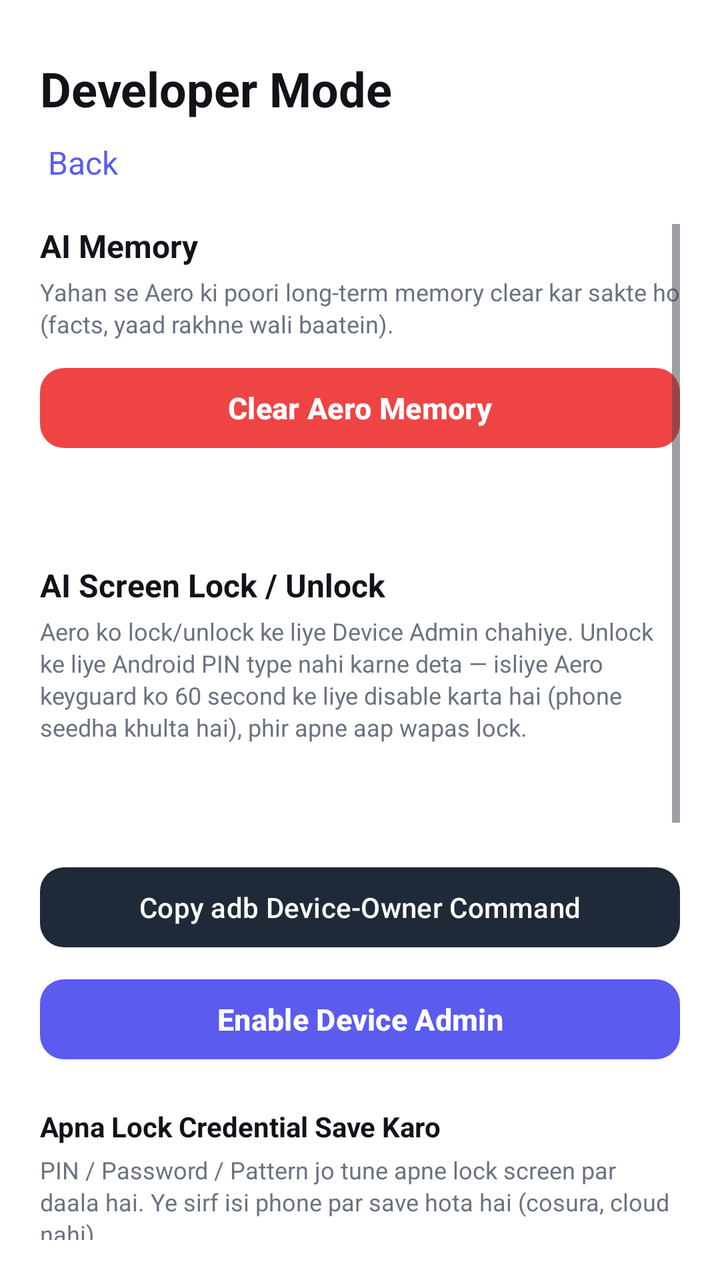
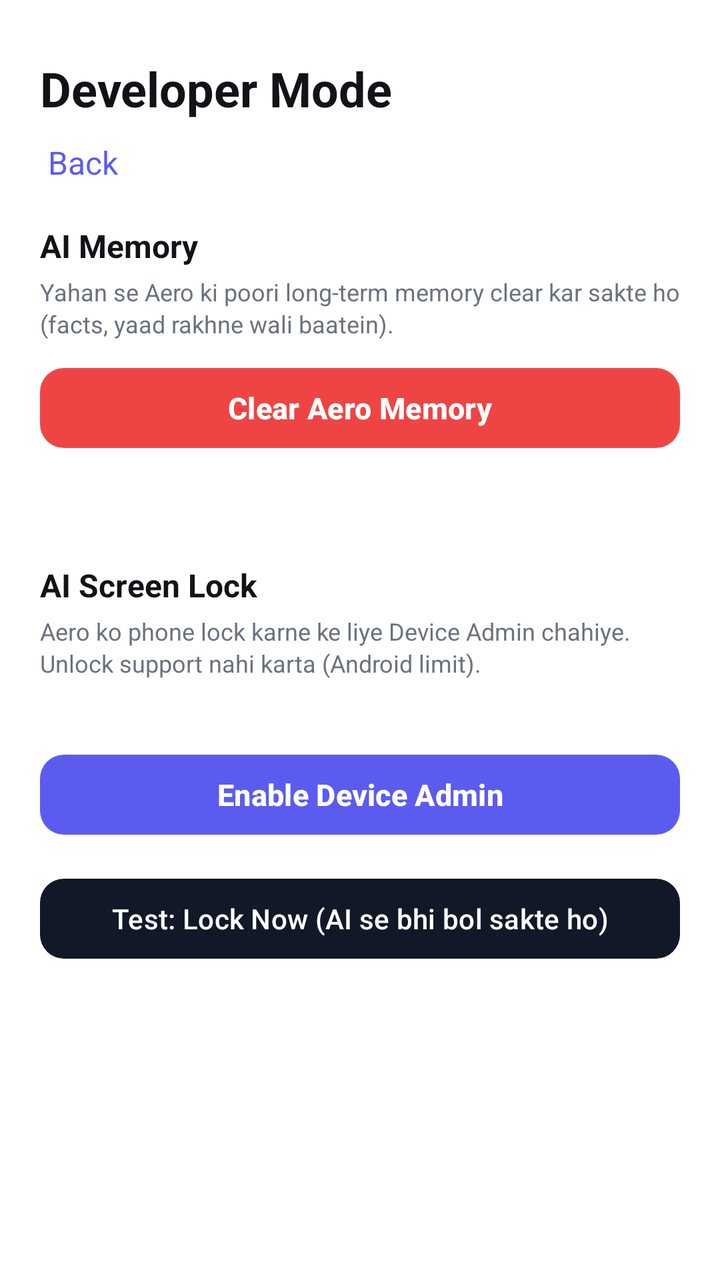

Before-and-after screenshots of an Android layout around one commit, followed by the original layout XML and the change that was made.
<!-- AndroidManifest.xml: application theme Theme.AeroVoice -->
<!-- res/layout/activity_developer_mode.xml -->
<?xml version="1.0" encoding="utf-8"?>
<LinearLayout xmlns:android="http://schemas.android.com/apk/res/android"
    xmlns:app="http://schemas.android.com/apk/res-auto"
    android:layout_width="match_parent"
    android:layout_height="match_parent"
    android:background="@color/bg"
    android:orientation="vertical"
    android:padding="20dp">

    <LinearLayout
        android:layout_width="match_parent"
        android:layout_height="wrap_content"
        android:layout_marginTop="8dp"
        android:orientation="vertical">

        <TextView
            android:layout_width="wrap_content"
            android:layout_height="wrap_content"
            android:text="Developer Mode"
            android:textColor="@color/text_primary"
            android:textSize="24sp"
            android:textStyle="bold" />

        <TextView
            android:id="@+id/devBackButton"
            android:layout_width="wrap_content"
            android:layout_height="wrap_content"
            android:layout_marginTop="6dp"
            android:padding="4dp"
            android:text="Back"
            android:textColor="@color/accent"
            android:textSize="16sp" />
    </LinearLayout>

    <ScrollView
        android:layout_width="match_parent"
        android:layout_height="0dp"
        android:layout_marginTop="16dp"
        android:layout_weight="1">

        <LinearLayout
            android:layout_width="match_parent"
            android:layout_height="wrap_content"
            android:orientation="vertical">

            
            <TextView
                android:layout_width="wrap_content"
                android:layout_height="wrap_content"
                android:text="AI Memory"
                android:textColor="@color/text_primary"
                android:textSize="16sp"
                android:textStyle="bold" />

            <TextView
                android:layout_width="match_parent"
                android:layout_height="wrap_content"
                android:layout_marginTop="4dp"
                android:lineSpacingExtra="2dp"
                android:text="Yahan se Aero ki poori long-term memory clear kar sakte ho (facts, yaad rakhne wali baatein)."
                android:textColor="@color/text_secondary"
                android:textSize="12sp" />

            <com.google.android.material.button.MaterialButton
                android:id="@+id/clearMemoryButton"
                android:layout_width="match_parent"
                android:layout_height="wrap_content"
                android:layout_marginTop="10dp"
                app:cornerRadius="12dp"
                app:backgroundTint="#EF4444"
                android:text="Clear Aero Memory"
                android:textColor="@android:color/white"
                android:textSize="15sp"
                android:textStyle="bold" />

            <TextView
                android:id="@+id/memoryCount"
                android:layout_width="match_parent"
                android:layout_height="wrap_content"
                android:layout_marginTop="8dp"
                android:textColor="@color/text_secondary"
                android:textSize="13sp" />

            
            <TextView
                android:layout_width="wrap_content"
                android:layout_height="wrap_content"
                android:layout_marginTop="28dp"
                android:text="AI Screen Lock / Unlock"
                android:textColor="@color/text_primary"
                android:textSize="16sp"
                android:textStyle="bold" />

            <TextView
                android:layout_width="match_parent"
                android:layout_height="wrap_content"
                android:layout_marginTop="4dp"
                android:lineSpacingExtra="2dp"
                android:text="Aero ko lock/unlock ke liye Device Admin chahiye. Unlock ke liye Android PIN type nahi karne deta — isliye Aero keyguard ko 60 second ke liye disable karta hai (phone seedha khulta hai), phir apne aap wapas lock."
                android:textColor="@color/text_secondary"
                android:textSize="12sp" />

            <TextView
                android:id="@+id/adminStatus"
                android:layout_width="match_parent"
                android:layout_height="wrap_content"
                android:layout_marginTop="8dp"
                android:textColor="@color/accent"
                android:textSize="13sp"
                android:textStyle="bold" />

            <TextView
                android:id="@+id/ownerHint"
                android:layout_width="match_parent"
                android:layout_height="wrap_content"
                android:layout_marginTop="8dp"
                android:lineSpacingExtra="2dp"
                android:textColor="@color/text_secondary"
                android:textSize="12sp" />

            <com.google.android.material.button.MaterialButton
                android:id="@+id/copyAdbButton"
                android:layout_width="match_parent"
                android:layout_height="wrap_content"
                android:layout_marginTop="8dp"
                app:cornerRadius="12dp"
                app:backgroundTint="#1F2937"
                android:text="Copy adb Device-Owner Command"
                android:textColor="@android:color/white"
                android:textSize="14sp" />

            <com.google.android.material.button.MaterialButton
                android:id="@+id/enableAdminButton"
                android:layout_width="match_parent"
                android:layout_height="wrap_content"
                android:layout_marginTop="8dp"
                app:cornerRadius="12dp"
                app:backgroundTint="@color/orb_purple"
                android:text="Enable Device Admin"
                android:textColor="@android:color/white"
                android:textSize="15sp"
                android:textStyle="bold" />

            
            <TextView
                android:layout_width="wrap_content"
                android:layout_height="wrap_content"
                android:layout_marginTop="20dp"
                android:text="Apna Lock Credential Save Karo"
                android:textColor="@color/text_primary"
                android:textSize="14sp"
                android:textStyle="bold" />

            <TextView
                android:layout_width="match_parent"
                android:layout_height="wrap_content"
                android:layout_marginTop="4dp"
                android:lineSpacingExtra="2dp"
                android:text="PIN / Password / Pattern jo tune apne lock screen par daala hai. Ye sirf isi phone par save hota hai (cosura, cloud nahi)."
                android:textColor="@color/text_secondary"
                android:textSize="12sp" />

            <EditText
                android:id="@+id/pinInput"
                android:layout_width="match_parent"
                android:layout_height="wrap_content"
                android:layout_marginTop="8dp"
                android:background="@drawable/bg_input"
                android:hint="PIN / Password (e.g. 1234)"
                android:inputType="textPassword"
                android:padding="14dp"
                android:textColor="@color/text_primary"
                android:textColorHint="@color/text_secondary"
                android:textSize="14sp" />

            <EditText
                android:id="@+id/patternInput"
                android:layout_width="match_parent"
                android:layout_height="wrap_content"
                android:layout_marginTop="8dp"
                android:background="@drawable/bg_input"
                android:hint="Pattern (agar hai, e.g. 1-2-3-6-9)"
                android:inputType="text"
                android:padding="14dp"
                android:textColor="@color/text_primary"
                android:textColorHint="@color/text_secondary"
                android:textSize="14sp" />

            <com.google.android.material.button.MaterialButton
                android:id="@+id/savePinButton"
                android:layout_width="match_parent"
                android:layout_height="wrap_content"
                android:layout_marginTop="10dp"
                app:cornerRadius="12dp"
                app:backgroundTint="@color/accent"
                android:text="Save Lock Credential"
                android:textColor="@android:color/white"
                android:textSize="15sp"
                android:textStyle="bold" />

            <TextView
                android:id="@+id/pinStatus"
                android:layout_width="match_parent"
                android:layout_height="wrap_content"
                android:layout_marginTop="8dp"
                android:textColor="@color/text_secondary"
                android:textSize="13sp" />

            
            <com.google.android.material.button.MaterialButton
                android:id="@+id/testLockButton"
                android:layout_width="match_parent"
                android:layout_height="wrap_content"
                android:layout_marginTop="20dp"
                app:cornerRadius="12dp"
                app:backgroundTint="#111827"
                android:text="Test: Lock Now (AI se bhi bol sakte ho)"
                android:textColor="@android:color/white"
                android:textSize="14sp" />

            <com.google.android.material.button.MaterialButton
                android:id="@+id/testUnlockButton"
                android:layout_width="match_parent"
                android:layout_height="wrap_content"
                android:layout_marginTop="10dp"
                app:cornerRadius="12dp"
                app:backgroundTint="#111827"
                android:text="Test: Unlock (60s keyguard bypass)"
                android:textColor="@android:color/white"
                android:textSize="14sp" />

            <TextView
                android:id="@+id/devStatus"
                android:layout_width="match_parent"
                android:layout_height="wrap_content"
                android:layout_marginTop="12dp"
                android:textColor="@color/text_secondary"
                android:textSize="13sp" />
        </LinearLayout>
    </ScrollView>
</LinearLayout>
<!-- resources referenced by this layout -->
<resources>
  <color name="accent">#5B5BF0</color>
  <color name="bg">#FFFFFF</color>
  <color name="orb_purple">#5B5BF0</color>
  <color name="text_primary">#111318</color>
  <color name="text_secondary">#6B7280</color>
  <!-- drawable bg_input (drawable) -->
  <?xml version="1.0" encoding="utf-8"?>
  <shape xmlns:android="http://schemas.android.com/apk/res/android" android:shape="rectangle">
      <solid android:color="@color/surface" />
      <corners android:radius="14dp" />
      <stroke android:width="1dp" android:color="@color/border" />
  </shape>
  <style name="Theme.AeroVoice" parent="Theme.Material3.Light.NoActionBar">
          <item name="android:windowBackground">@color/bg</item>
          <item name="colorPrimary">@color/orb_purple</item>
          <item name="colorOnPrimary">@android:color/white</item>
          <item name="android:statusBarColor">@color/bg</item>
          <item name="android:navigationBarColor">@color/bg</item>
          <item name="android:windowLightStatusBar">true</item>
          <item name="android:windowLightNavigationBar">true</item>
          <item name="android:textColorPrimary">@color/text_primary</item>
      </style>
  <color name="surface">#F5F6FA</color>
  <color name="border">#E4E7EE</color>
</resources>

<!-- the commit's change to res/layout/activity_developer_mode.xml (unified diff, before → after) -->
@@ -86,7 +86,7 @@
                 android:layout_width="wrap_content"
                 android:layout_height="wrap_content"
                 android:layout_marginTop="28dp"
-                android:text="AI Screen Lock / Unlock"
+                android:text="AI Screen Lock"
                 android:textColor="@color/text_primary"
                 android:textSize="16sp"
                 android:textStyle="bold" />
@@ -96,7 +96,7 @@
                 android:layout_height="wrap_content"
                 android:layout_marginTop="4dp"
                 android:lineSpacingExtra="2dp"
-                android:text="Aero ko lock/unlock ke liye Device Admin chahiye. Unlock ke liye Android PIN type nahi karne deta — isliye Aero keyguard ko 60 second ke liye disable karta hai (phone seedha khulta hai), phir apne aap wapas lock."
+                android:text="Aero ko phone lock karne ke liye Device Admin chahiye. Unlock support nahi karta (Android limit)."
                 android:textColor="@color/text_secondary"
                 android:textSize="12sp" />
 
@@ -108,26 +108,6 @@
                 android:textColor="@color/accent"
                 android:textSize="13sp"
                 android:textStyle="bold" />
-
-            <TextView
-                android:id="@+id/ownerHint"
-                android:layout_width="match_parent"
-                android:layout_height="wrap_content"
-                android:layout_marginTop="8dp"
-                android:lineSpacingExtra="2dp"
-                android:textColor="@color/text_secondary"
-                android:textSize="12sp" />
-
-            <com.google.android.material.button.MaterialButton
-                android:id="@+id/copyAdbButton"
-                android:layout_width="match_parent"
-                android:layout_height="wrap_content"
-                android:layout_marginTop="8dp"
-                app:cornerRadius="12dp"
-                app:backgroundTint="#1F2937"
-                android:text="Copy adb Device-Owner Command"
-                android:textColor="@android:color/white"
-                android:textSize="14sp" />
 
             <com.google.android.material.button.MaterialButton
                 android:id="@+id/enableAdminButton"
@@ -141,91 +121,14 @@
                 android:textSize="15sp"
                 android:textStyle="bold" />
 
-            
-            <TextView
-                android:layout_width="wrap_content"
-                android:layout_height="wrap_content"
-                android:layout_marginTop="20dp"
-                android:text="Apna Lock Credential Save Karo"
-                android:textColor="@color/text_primary"
-                android:textSize="14sp"
-                android:textStyle="bold" />
-
-            <TextView
-                android:layout_width="match_parent"
-                android:layout_height="wrap_content"
-                android:layout_marginTop="4dp"
-                android:lineSpacingExtra="2dp"
-                android:text="PIN / Password / Pattern jo tune apne lock screen par daala hai. Ye sirf isi phone par save hota hai (cosura, cloud nahi)."
-                android:textColor="@color/text_secondary"
-                android:textSize="12sp" />
-
-            <EditText
-                android:id="@+id/pinInput"
-                android:layout_width="match_parent"
-                android:layout_height="wrap_content"
-                android:layout_marginTop="8dp"
-                android:background="@drawable/bg_input"
-                android:hint="PIN / Password (e.g. 1234)"
-                android:inputType="textPassword"
-                android:padding="14dp"
-                android:textColor="@color/text_primary"
-                android:textColorHint="@color/text_secondary"
-                android:textSize="14sp" />
-
-            <EditText
-                android:id="@+id/patternInput"
-                android:layout_width="match_parent"
-                android:layout_height="wrap_content"
-                android:layout_marginTop="8dp"
-                android:background="@drawable/bg_input"
-                android:hint="Pattern (agar hai, e.g. 1-2-3-6-9)"
-                android:inputType="text"
-                android:padding="14dp"
-                android:textColor="@color/text_primary"
-                android:textColorHint="@color/text_secondary"
-                android:textSize="14sp" />
-
-            <com.google.android.material.button.MaterialButton
-                android:id="@+id/savePinButton"
-                android:layout_width="match_parent"
-                android:layout_height="wrap_content"
-                android:layout_marginTop="10dp"
-                app:cornerRadius="12dp"
-                app:backgroundTint="@color/accent"
-                android:text="Save Lock Credential"
-                android:textColor="@android:color/white"
-                android:textSize="15sp"
-                android:textStyle="bold" />
-
-            <TextView
-                android:id="@+id/pinStatus"
-                android:layout_width="match_parent"
-                android:layout_height="wrap_content"
-                android:layout_marginTop="8dp"
-                android:textColor="@color/text_secondary"
-                android:textSize="13sp" />
-
-            
             <com.google.android.material.button.MaterialButton
                 android:id="@+id/testLockButton"
                 android:layout_width="match_parent"
                 android:layout_height="wrap_content"
-                android:layout_marginTop="20dp"
+                android:layout_marginTop="14dp"
                 app:cornerRadius="12dp"
                 app:backgroundTint="#111827"
                 android:text="Test: Lock Now (AI se bhi bol sakte ho)"
-                android:textColor="@android:color/white"
-                android:textSize="14sp" />
-
-            <com.google.android.material.button.MaterialButton
-                android:id="@+id/testUnlockButton"
-                android:layout_width="match_parent"
-                android:layout_height="wrap_content"
-                android:layout_marginTop="10dp"
-                app:cornerRadius="12dp"
-                app:backgroundTint="#111827"
-                android:text="Test: Unlock (60s keyguard bypass)"
                 android:textColor="@android:color/white"
                 android:textSize="14sp" />
 
<!-- resource entries referenced after the edit -->
@@ -5,13 +5,6 @@
   <color name="orb_purple">#5B5BF0</color>
   <color name="text_primary">#111318</color>
   <color name="text_secondary">#6B7280</color>
-  <!-- drawable bg_input (drawable) -->
-  <?xml version="1.0" encoding="utf-8"?>
-  <shape xmlns:android="http://schemas.android.com/apk/res/android" android:shape="rectangle">
-      <solid android:color="@color/surface" />
-      <corners android:radius="14dp" />
-      <stroke android:width="1dp" android:color="@color/border" />
-  </shape>
   <style name="Theme.AeroVoice" parent="Theme.Material3.Light.NoActionBar">
           <item name="android:windowBackground">@color/bg</item>
           <item name="colorPrimary">@color/orb_purple</item>
@@ -22,7 +15,5 @@
           <item name="android:windowLightNavigationBar">true</item>
           <item name="android:textColorPrimary">@color/text_primary</item>
       </style>
-  <color name="surface">#F5F6FA</color>
-  <color name="border">#E4E7EE</color>
 </resources>
 
